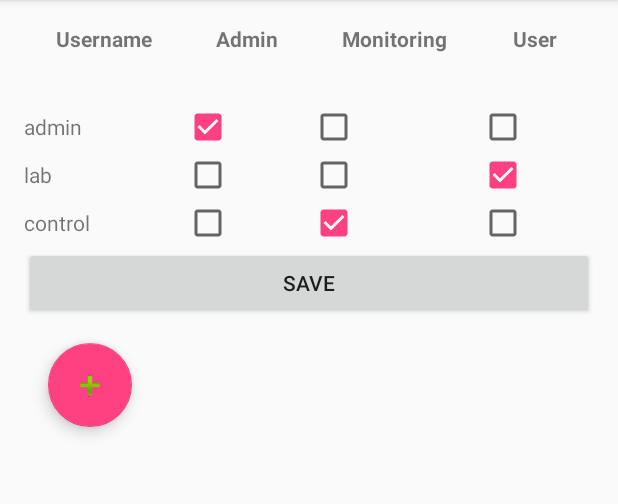
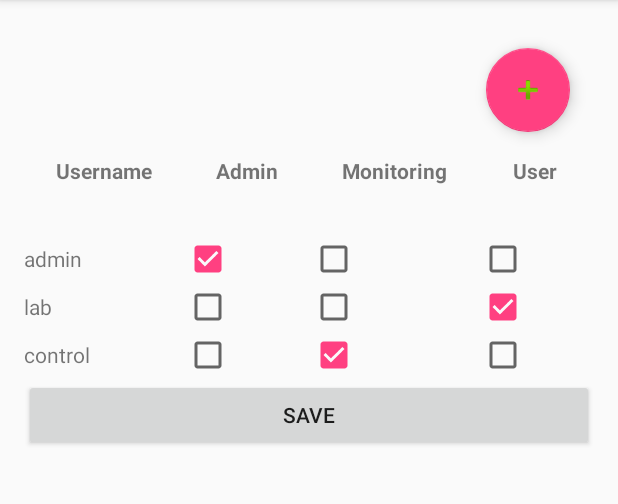
Before and after one commit to patrickm90/hci, an Android app: the AdminUserManagement screen opened directly, with no data from a screen before it, on a phone screen of 412 x 824 dp, the part 84-588 px from its top. Run offline under Robolectric (Android 15) with nearby library versions, the phone set to English and light mode, and no system bars.

Commit message:
patrick: admin layout stuff

```diff
--- a/LabOfThings/app/src/main/res/layout/activity_admin_preset_management.xml
+++ b/LabOfThings/app/src/main/res/layout/activity_admin_preset_management.xml
@@ -19,6 +19,7 @@
         android:id="@+id/fab"
         android:layout_width="wrap_content"
         android:layout_height="wrap_content"
+        android:layout_alignParentRight="true"
         android:layout_gravity="bottom|right"
         android:layout_margin="@dimen/fab_margin"
         android:src="@android:drawable/ic_input_add" />
--- a/LabOfThings/app/src/main/res/layout/activity_admin_user_management.xml
+++ b/LabOfThings/app/src/main/res/layout/activity_admin_user_management.xml
@@ -14,8 +14,20 @@
     android:paddingRight="@dimen/activity_horizontal_margin"
     android:paddingTop="@dimen/activity_vertical_margin"
     tools:context="at.ac.univie.labofthings.activity.admin.AdminUserManagement">
+
+    <android.support.design.widget.FloatingActionButton
+        android:id="@+id/fab"
+        android:layout_width="wrap_content"
+        android:layout_height="wrap_content"
+        android:layout_gravity="bottom|right"
+        android:layout_alignParentRight="true"
+        android:layout_margin="@dimen/fab_margin"
+        android:src="@android:drawable/ic_input_add" />
+
+
     <TableLayout
         android:layout_width="fill_parent"
+        android:layout_below="@id/fab"
         android:layout_height="wrap_content"
         android:stretchColumns="0,1,2,3"
         android:id="@+id/tbl_userTable">
@@ -30,14 +42,7 @@
         />
 
 
-    <android.support.design.widget.FloatingActionButton
-        android:id="@+id/fab"
-        android:layout_below="@id/btn_save"
-        android:layout_width="wrap_content"
-        android:layout_height="wrap_content"
-        android:layout_gravity="bottom|right"
-        android:layout_margin="@dimen/fab_margin"
-        android:src="@android:drawable/ic_input_add" />
+
 
 </RelativeLayout>
     </ScrollView>
```
